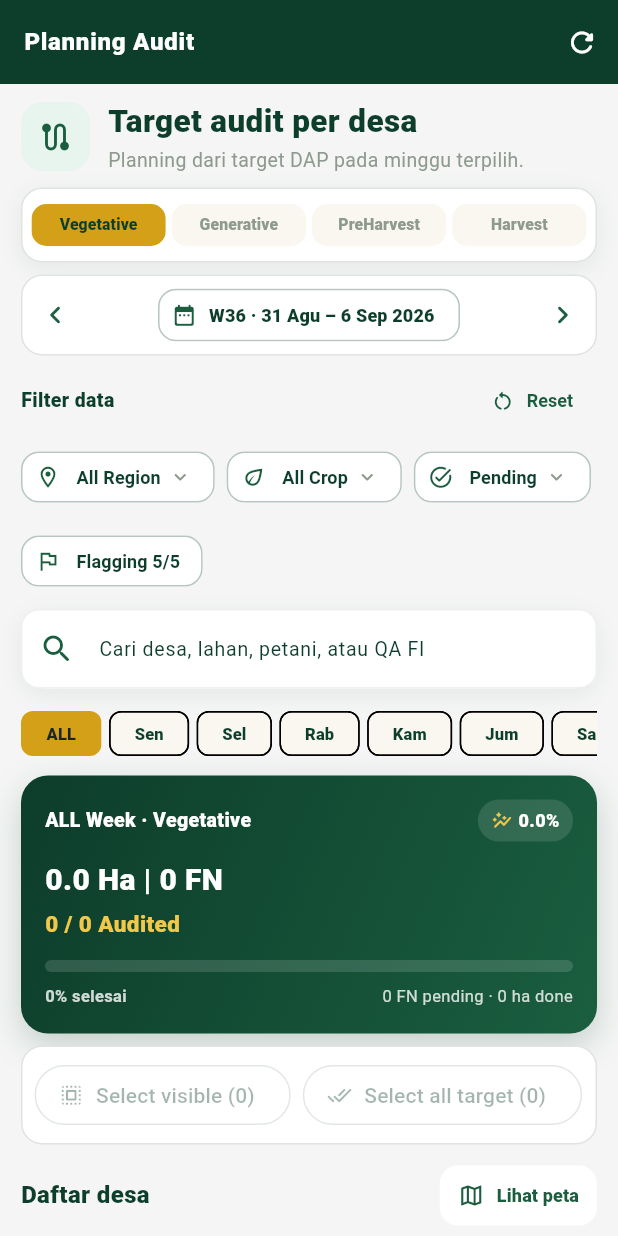
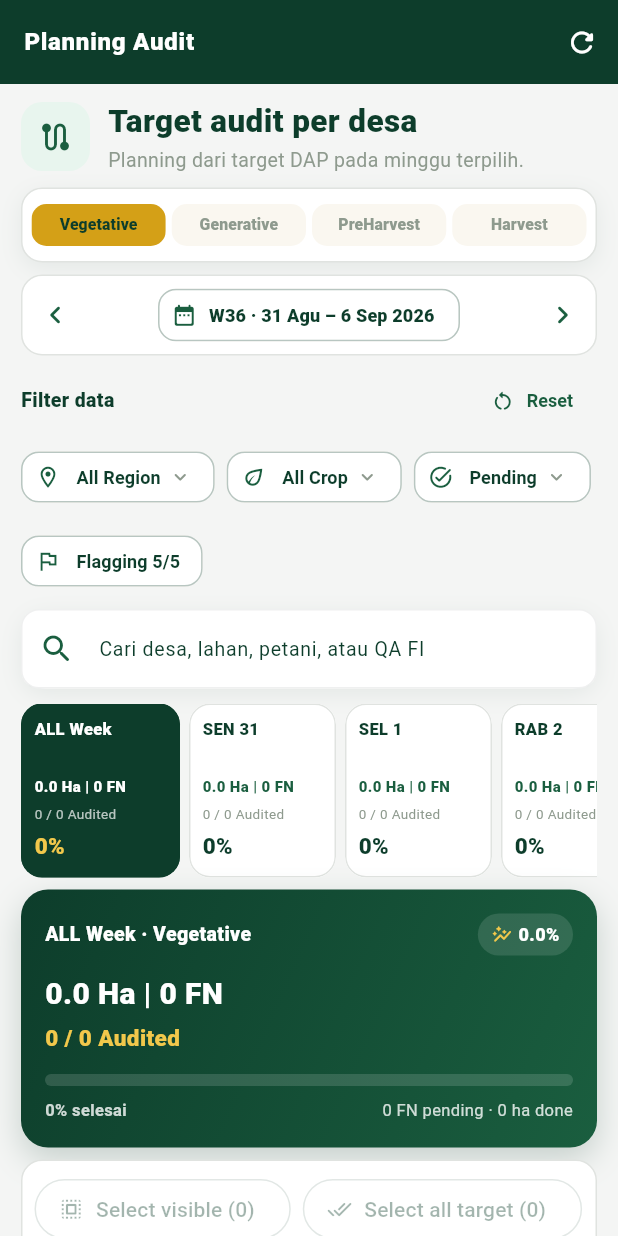
Before and after one commit to lemuranonim/KrosCekApps, a Flutter app: the AuditPlanningScreen screen opened by its route, on a phone screen of 412 x 824 dp. Run offline on Flutter 3.47's test engine with Material 3 defaults, Android fonts, the light colour scheme and no system bars; our stand-ins replace cloud_firestore, device_info_plus, file_picker, firebase_core, firebase_messaging, flip_card and 18 more; missing offline and left inert: android_intent_plus, android_path_provider, flutter_downloader, flutter_map_marker_cluster, flutter_quill, media_store_plus and 1 more; accounts and stored records are empty; Roboto replaces fonts that are missing (Nunito).

Commit message:
feat: enhance audit planning with daily workload projections and DAP window logic
- Redesigned the day selector UI in `audit_planning_screen.dart` to display daily workload metrics, including total area (Ha), audit counts, and completion percentages.
- Implemented `includesDate` logic in `AuditPlanTarget` to ensure fields are projected across their entire eligible DAP (Days After Planting) window rather than just the start date.
- Refactored filtering logic in `audit_planning_screen.dart` into `_matchesPlanningFilters` for improved maintainability.
- Added unit and widget tests to verify DAP window inclusion and the accuracy of daily planning projections.

```diff
--- a/lib/screens/qa/audit_planning_screen.dart
+++ b/lib/screens/qa/audit_planning_screen.dart
@@ -565,6 +565,11 @@ class _AuditPlanningScreenState extends ConsumerState<AuditPlanningScreen> {
   bool _targetOverdue(AuditPlanField field) =>
       _phaseTargets(field).any((target) => target.overdue);
 
+  bool _isProjectedOnWeekday(AuditPlanField field, int weekday) {
+    final date = field.weekly.weekStart.add(Duration(days: weekday - 1));
+    return _phaseTargets(field).any((target) => target.includesDate(date));
+  }
+
   DateTime _targetPlannedDate(AuditPlanField field) => _phaseTargets(field)
       .map((target) => target.plannedDate)
       .reduce((a, b) => a.isBefore(b) ? a : b);
@@ -587,8 +592,7 @@ class _AuditPlanningScreenState extends ConsumerState<AuditPlanningScreen> {
     return true;
   }
 
-  Widget _content(List<AuditPlanField> all) {
-    final fields = all.where((field) {
+  bool _matchesPlanningFilters(AuditPlanField field) {
     final f = field.weekly;
     if (!f.targets.any((t) => auditStage(t.phase) == _phase) ||
         !_flags.contains(f.flag)) {
@@ -615,15 +619,19 @@ class _AuditPlanningScreenState extends ConsumerState<AuditPlanningScreen> {
     if (_status == 'Completed' && !_targetDone(field)) return false;
     if (_status == 'Pending' && _targetDone(field)) return false;
     if (_status == 'Overdue' && !_targetOverdue(field)) return false;
-      if (_selectedWeekday != null &&
-          !_phaseTargets(field).any(
-              (target) => target.plannedDate.weekday == _selectedWeekday)) {
-        return false;
-      }
     return _search.isEmpty ||
         ['village_desa', 'field_number', 'farmer_name', 'qa_fi'].any((key) =>
             f.raw[key]?.toString().toLowerCase().contains(_search) ?? false);
-    }).toList();
+  }
+
+  Widget _content(List<AuditPlanField> all) {
+    final projected =
+        all.where(_matchesPlanningFilters).toList(growable: false);
+    final fields = _selectedWeekday == null
+        ? projected
+        : projected
+            .where((field) => _isProjectedOnWeekday(field, _selectedWeekday!))
+            .toList(growable: false);
     final grouped = <String, List<AuditPlanField>>{};
     for (final field in fields) {
       grouped.putIfAbsent(field.weekly.villageKey, () => []).add(field);
@@ -640,7 +648,7 @@ class _AuditPlanningScreenState extends ConsumerState<AuditPlanningScreen> {
     final mappedGroups =
         groups.where((g) => g.any((f) => !f.parsed.isDefault)).toList();
     return Column(crossAxisAlignment: CrossAxisAlignment.stretch, children: [
-      _daySelector(),
+      _daySelector(projected),
       const SizedBox(height: 8),
       Container(
           padding: const EdgeInsets.all(16),
@@ -896,28 +904,110 @@ class _AuditPlanningScreenState extends ConsumerState<AuditPlanningScreen> {
     return '${labels[_selectedWeekday! - 1]} · ${_weeks.length} Weeks';
   }
 
-  Widget _daySelector() {
-    const labels = ['ALL', 'Sen', 'Sel', 'Rab', 'Kam', 'Jum', 'Sab', 'Min'];
-    return SingleChildScrollView(
+  Widget _daySelector(List<AuditPlanField> projected) {
+    const labels = ['ALL', 'SEN', 'SEL', 'RAB', 'KAM', 'JUM', 'SAB', 'MIN'];
+    return SizedBox(
+        key: const ValueKey('audit-day-strip'),
+        height: 116,
+        child: ListView.separated(
             scrollDirection: Axis.horizontal,
-        child: Row(
-            children: List.generate(labels.length, (index) {
+            itemCount: labels.length,
+            separatorBuilder: (_, __) => const SizedBox(width: 6),
+            itemBuilder: (_, index) {
               final weekday = index == 0 ? null : index;
-          return Padding(
-              padding: const EdgeInsets.only(right: 5),
-              child: ChoiceChip(
-                  label: Text(labels[index]),
-                  selected: _selectedWeekday == weekday,
-                  showCheckmark: false,
-                  selectedColor: AdvantaColors.gold,
-                  visualDensity: VisualDensity.compact,
-                  labelStyle: const TextStyle(
-                      fontSize: 11, fontWeight: FontWeight.w800),
-                  onSelected: (_) => setState(() {
+              final fields = weekday == null
+                  ? projected
+                  : projected
+                      .where((field) => _isProjectedOnWeekday(field, weekday))
+                      .toList(growable: false);
+              final targetHa =
+                  fields.fold(0.0, (sum, field) => sum + field.weekly.areaHa);
+              final audited = fields.where(_targetDone).length;
+              final percentage =
+                  fields.isEmpty ? 0.0 : audited / fields.length * 100;
+              final selected = _selectedWeekday == weekday;
+              final date = weekday == null
+                  ? null
+                  : _week.add(Duration(days: weekday - 1));
+              final title = weekday == null
+                  ? (_weeks.length == 1 ? 'ALL Week' : 'ALL Weeks')
+                  : _weeks.length == 1
+                      ? '${labels[index]} ${date!.day}'
+                      : labels[index];
+              return SizedBox(
+                  width: weekday == null ? 106 : 98,
+                  child: Material(
+                      key: ValueKey('audit-day-${weekday ?? 'all'}'),
+                      color: selected
+                          ? weekday == null
+                              ? AdvantaColors.deepForest
+                              : AdvantaColors.goldPale
+                          : Colors.white,
+                      shape: RoundedRectangleBorder(
+                          borderRadius: BorderRadius.circular(14),
+                          side: BorderSide(
+                              color: selected
+                                  ? weekday == null
+                                      ? AdvantaColors.deepForest
+                                      : AdvantaColors.gold
+                                  : AdvantaColors.dividerGrey,
+                              width: selected ? 1.5 : 1)),
+                      clipBehavior: Clip.antiAlias,
+                      child: InkWell(
+                          onTap: () => setState(() {
                                 _selectedWeekday = weekday;
                                 _selectedFieldNumbers.clear();
-                      })));
-        })));
+                              }),
+                          child: Padding(
+                              padding: const EdgeInsets.symmetric(
+                                  horizontal: 9, vertical: 9),
+                              child: Column(
+                                  crossAxisAlignment: CrossAxisAlignment.start,
+                                  children: [
+                                    Text(title,
+                                        maxLines: 1,
+                                        overflow: TextOverflow.ellipsis,
+                                        style: TextStyle(
+                                            fontSize: 11,
+                                            fontWeight: FontWeight.w900,
+                                            color: selected && weekday == null
+                                                ? Colors.white
+                                                : AdvantaColors.deepForest)),
+                                    const Spacer(),
+                                    FittedBox(
+                                        fit: BoxFit.scaleDown,
+                                        alignment: Alignment.centerLeft,
+                                        child: Text(
+                                            auditWorkload(
+                                                targetHa, fields.length),
+                                            maxLines: 1,
+                                            style: TextStyle(
+                                                fontSize: 10,
+                                                fontWeight: FontWeight.w800,
+                                                color:
+                                                    selected && weekday == null
+                                                        ? Colors.white
+                                                        : AdvantaColors
+                                                            .primaryGreen))),
+                                    const SizedBox(height: 4),
+                                    Text('$audited / ${fields.length} Audited',
+                                        maxLines: 1,
+                                        overflow: TextOverflow.ellipsis,
+                                        style: TextStyle(
+                                            fontSize: 9,
+                                            color: selected && weekday == null
+                                                ? Colors.white70
+                                                : AdvantaColors.mutedGrey)),
+                                    const SizedBox(height: 3),
+                                    Text('${percentage.toStringAsFixed(0)}%',
+                                        style: TextStyle(
+                                            fontSize: 15,
+                                            fontWeight: FontWeight.w900,
+                                            color: selected && weekday == null
+                                                ? AdvantaColors.goldLight
+                                                : AdvantaColors.deepForest)),
+                                  ])))));
+            }));
   }
 
   Widget _selectionActions(
--- a/lib/utils/weekly_audit.dart
+++ b/lib/utils/weekly_audit.dart
@@ -112,6 +112,15 @@ class WeeklyAuditTarget {
       required this.overdue});
 
   bool get done => completion >= 1;
+
+  /// A planning target remains available on every date inside its DAP
+  /// window. [plannedDate] is the first eligible date in the selected week,
+  /// not the only date on which the target can be planned.
+  bool includesDate(DateTime date) {
+    final day = auditDateOnly(date);
+    return !day.isBefore(auditDateOnly(plannedDate)) &&
+        !day.isAfter(auditDateOnly(deadline));
+  }
 }
 
 /// One field is counted once in area/flag/stage totals, even when a week
```
Also changed, not shown: 2 other files. Lines whose indentation alone changed are shown as unchanged.
